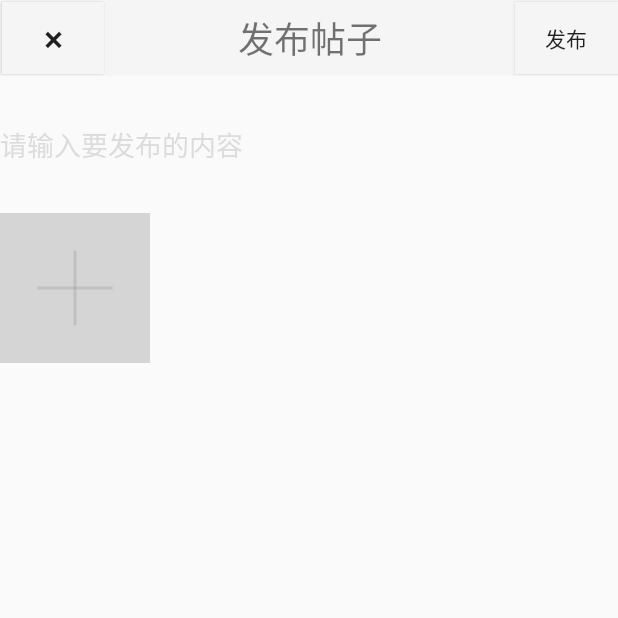
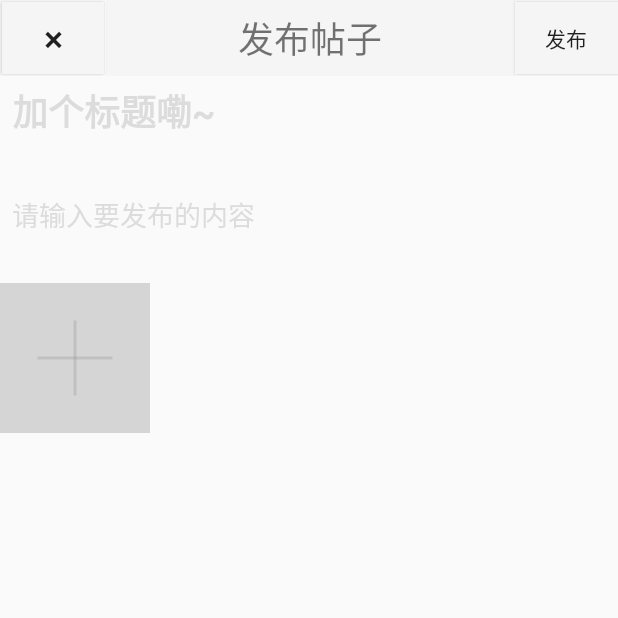
Before and after one commit to iMbaGong/Bond-Consult, an Android app: the NewPostActivity screen opened directly, with no data from a screen before it, on a phone screen of 412 x 824 dp, the top half of it. Run offline under Robolectric (Android 15) with nearby library versions, the phone set to English and light mode, and no system bars.

Commit message:
Add post title

```diff
--- a/app/src/main/java/com/example/bondconsult/NewPostActivity.java
+++ b/app/src/main/java/com/example/bondconsult/NewPostActivity.java
@@ -36,6 +36,7 @@ public class NewPostActivity extends AppCompatActivity implements View.OnClickLi
 
     public static final int ADD_PICTURE =1;
 
+    private EditText postTitle;
     private EditText editText;
     private RecyclerView picRecyclerView;
     private Adapter adapter;
@@ -54,6 +55,7 @@ public class NewPostActivity extends AppCompatActivity implements View.OnClickLi
         Button addPicture=(Button)findViewById(R.id.add_picture);
         Button exitButton=(Button)findViewById(R.id.exit_button);
         Button sendButton=(Button)findViewById(R.id.send_button);
+        postTitle=(EditText)findViewById(R.id.post_title);
         editText=(EditText)findViewById(R.id.edit_text);
         picRecyclerView=(RecyclerView) findViewById(R.id.recycler_view);
 
@@ -68,8 +70,8 @@ public class NewPostActivity extends AppCompatActivity implements View.OnClickLi
         picRecyclerView.setAdapter(adapter);
 
         //使输入框获得焦点
-        editText.requestFocus();
-
+//        editText.requestFocus();
+            postTitle.requestFocus();
     }
 
     @Override
@@ -100,6 +102,7 @@ public class NewPostActivity extends AppCompatActivity implements View.OnClickLi
                 if(!editText.getText().toString().isEmpty()&&
                         adapter.getItemCount()>0){
                     Intent intent=new Intent(NewPostActivity.this,PostBar.class);
+                    intent.putExtra("post_title",postTitle.getText().toString());
                     intent.putExtra("post_text",editText.getText().toString());
                     Bitmap bitmap= BitmapFactory.decodeResource(getResources(),R.drawable.totoro);
                     ByteArrayOutputStream baos = new ByteArrayOutputStream();
--- a/app/src/main/res/layout/activity_new_post.xml
+++ b/app/src/main/res/layout/activity_new_post.xml
@@ -5,9 +5,24 @@
     android:layout_height="match_parent">
     <include layout="@layout/title"/>
     <EditText
+        android:id="@+id/post_title"
+        android:layout_marginTop="5dp"
+        android:layout_marginBottom="5dp"
+        android:paddingLeft="8dp"
+        android:layout_height="wrap_content"
+        android:layout_width="match_parent"
+        android:textColorHint="#DCDCDC"
+        android:textCursorDrawable="@drawable/my_cursor"
+        android:maxLines="1"
+        android:textStyle="bold"
+        android:textSize="24sp"
+        android:background="@drawable/edit_background"
+        android:hint="加个标题嘞~"/>
+    <EditText
         android:id="@+id/edit_text"
         android:layout_height="wrap_content"
         android:layout_width="match_parent"
+        android:paddingLeft="8dp"
         android:textColorHint="#DCDCDC"
         android:textCursorDrawable="@drawable/my_cursor"
         android:minLines="4"
```
